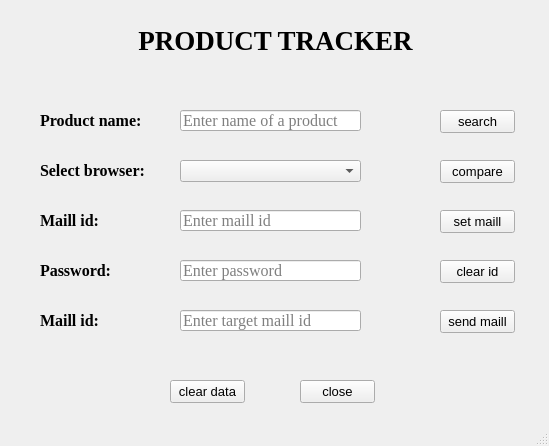
Old version of the form main.ui in the repository praveenmarish/product_tracker.
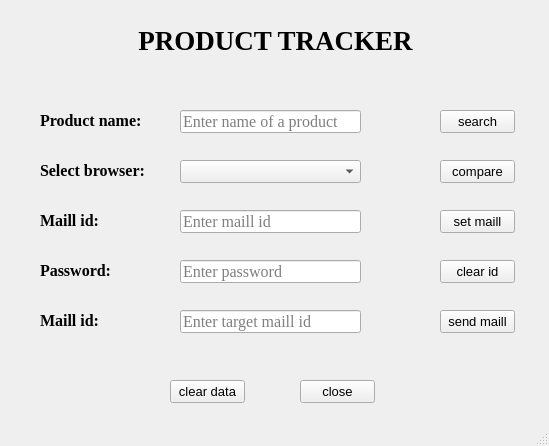
New version of the form.

```diff
--- a/main.ui
+++ b/main.ui
@@ -20,7 +20,7 @@
       <x>180</x>
       <y>110</y>
       <width>181</width>
-      <height>21</height>
+      <height>23</height>
      </rect>
     </property>
     <property name="font">
@@ -177,7 +177,7 @@
       <x>180</x>
       <y>210</y>
       <width>181</width>
-      <height>21</height>
+      <height>23</height>
      </rect>
     </property>
     <property name="font">
@@ -196,7 +196,7 @@
       <x>180</x>
       <y>310</y>
       <width>181</width>
-      <height>21</height>
+      <height>23</height>
      </rect>
     </property>
     <property name="font">
@@ -215,7 +215,7 @@
       <x>180</x>
       <y>260</y>
       <width>181</width>
-      <height>21</height>
+      <height>23</height>
      </rect>
     </property>
     <property name="font">
@@ -282,7 +282,7 @@
       <x>180</x>
       <y>160</y>
       <width>181</width>
-      <height>22</height>
+      <height>23</height>
      </rect>
     </property>
     <property name="font">
```
